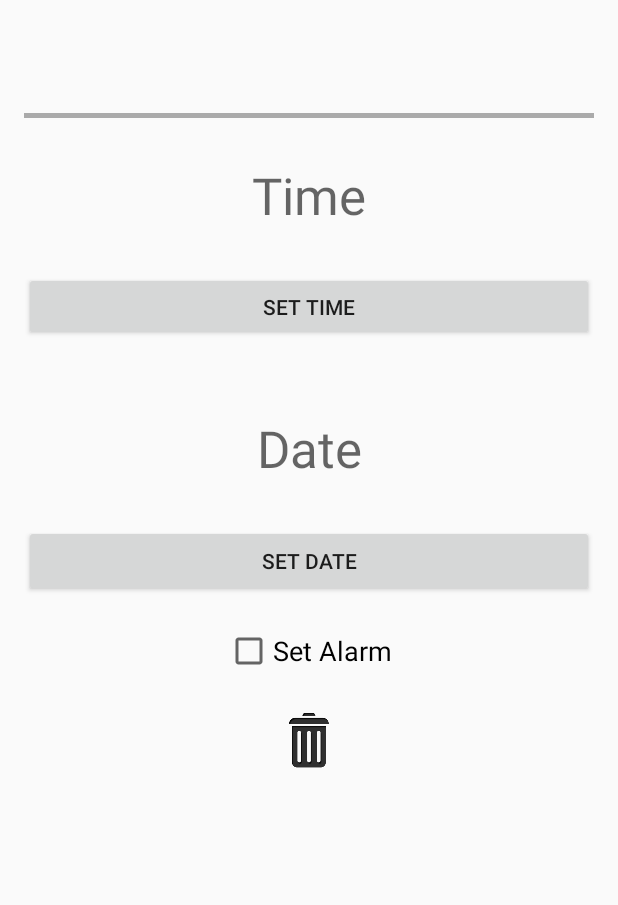
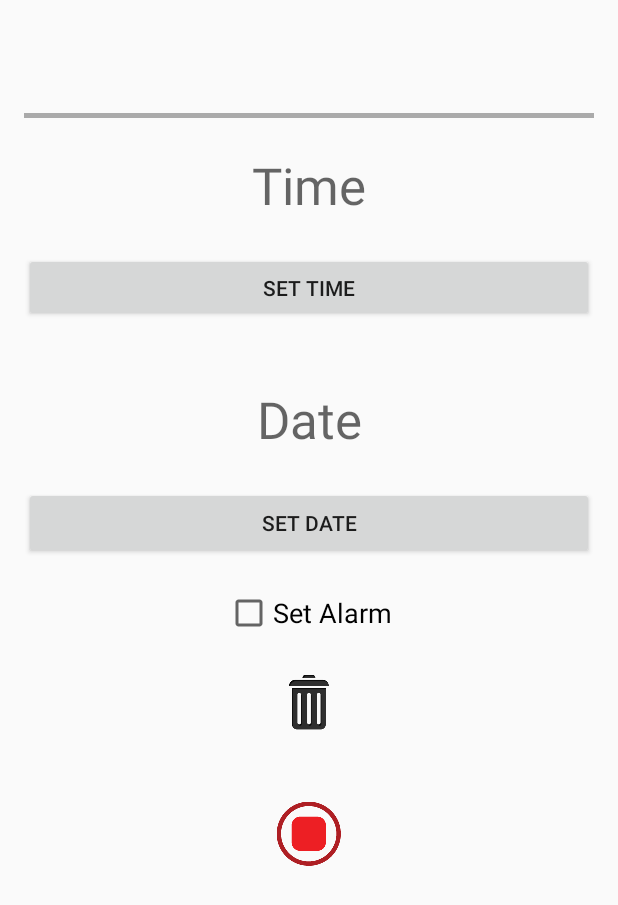
Before and after one commit to lilogevo/Perry, an Android app: the Notification screen opened directly, with no data from a screen before it, on a phone screen of 412 x 824 dp. Shown: the top 905 px of the screen. Run offline under Robolectric (Android 15) with nearby library versions, the phone set to English and light mode, and no system bars.

Commit message:
Stop Ringtone
Stop Button

```diff
--- a/PERRY2/app/src/main/res/layout/activity_alarm.xml
+++ b/PERRY2/app/src/main/res/layout/activity_alarm.xml
@@ -94,5 +94,13 @@
         android:id="@+id/deleteButton"
         android:background="@android:color/transparent" />
 
+    <ImageButton
+        android:layout_width="92dp"
+        android:layout_height="87dp"
+        android:layout_gravity="center"
+        android:src="@drawable/stopbutt"
+        android:id="@+id/StopButton"
+        android:background="@android:color/transparent" />
+
 
 </LinearLayout>
```
Also changed, not shown: PERRY2/app/src/main/java/a461lapp/perry/Notification.java (+15 -0 lines), PERRY2/app/src/main/java/a461lapp/perry/RingtoneService.java (+31 -2 lines), PERRY2/app/src/main/res/drawable-xxhdpi/stopbutt.png (added).
